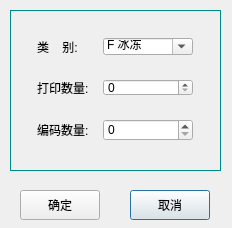
The window that tabregister/newmoreslices.ui (YYC572652645/PatholoSystem) describes before a commit, drawn with Qt 5.
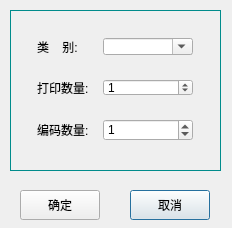
The same window after the commit.

What changed in the file:
```diff
--- a/tabregister/newmoreslices.ui
+++ b/tabregister/newmoreslices.ui
@@ -119,16 +119,6 @@
           <property name="editable">
            <bool>true</bool>
           </property>
-          <item>
-           <property name="text">
-            <string>F 冰冻</string>
-           </property>
-          </item>
-          <item>
-           <property name="text">
-            <string>A 常规</string>
-           </property>
-          </item>
          </widget>
         </item>
         <item>
@@ -195,6 +185,9 @@
             <height>0</height>
            </size>
           </property>
+          <property name="value">
+           <number>1</number>
+          </property>
          </widget>
         </item>
         <item>
@@ -263,6 +256,9 @@
           <height>0</height>
          </size>
         </property>
+        <property name="value">
+         <number>1</number>
+        </property>
        </widget>
       </item>
       <item>
```
